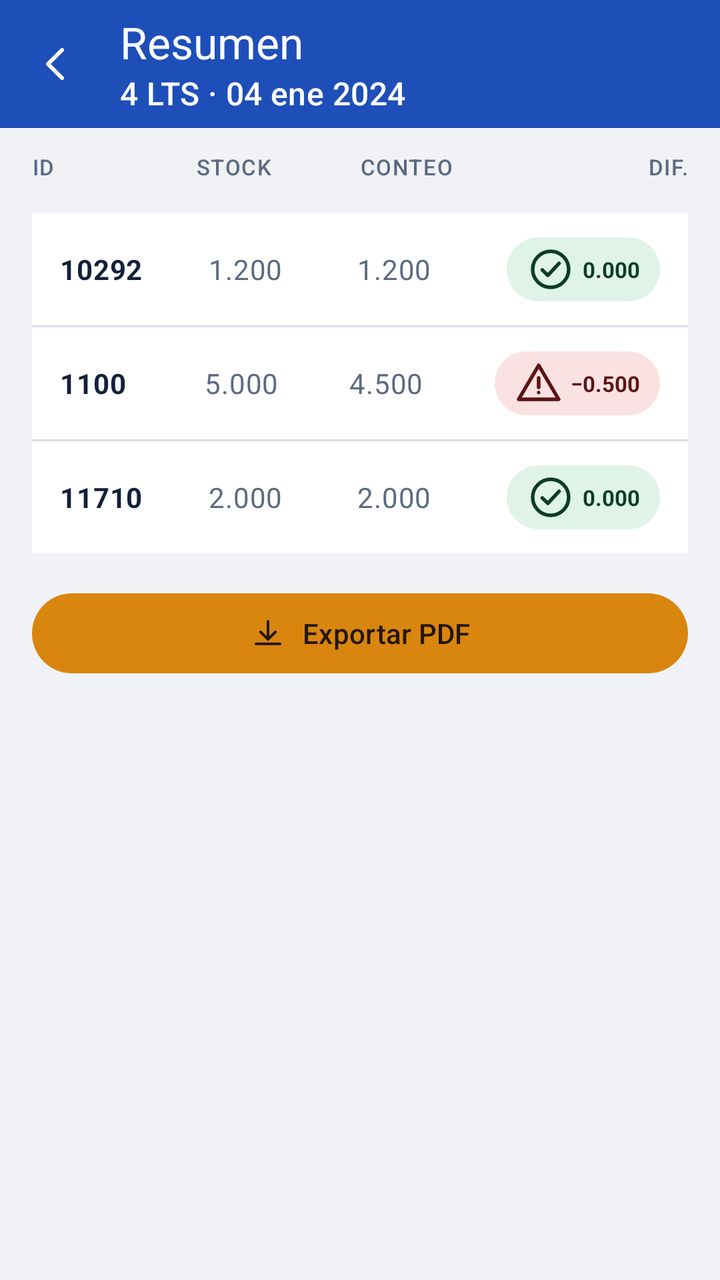
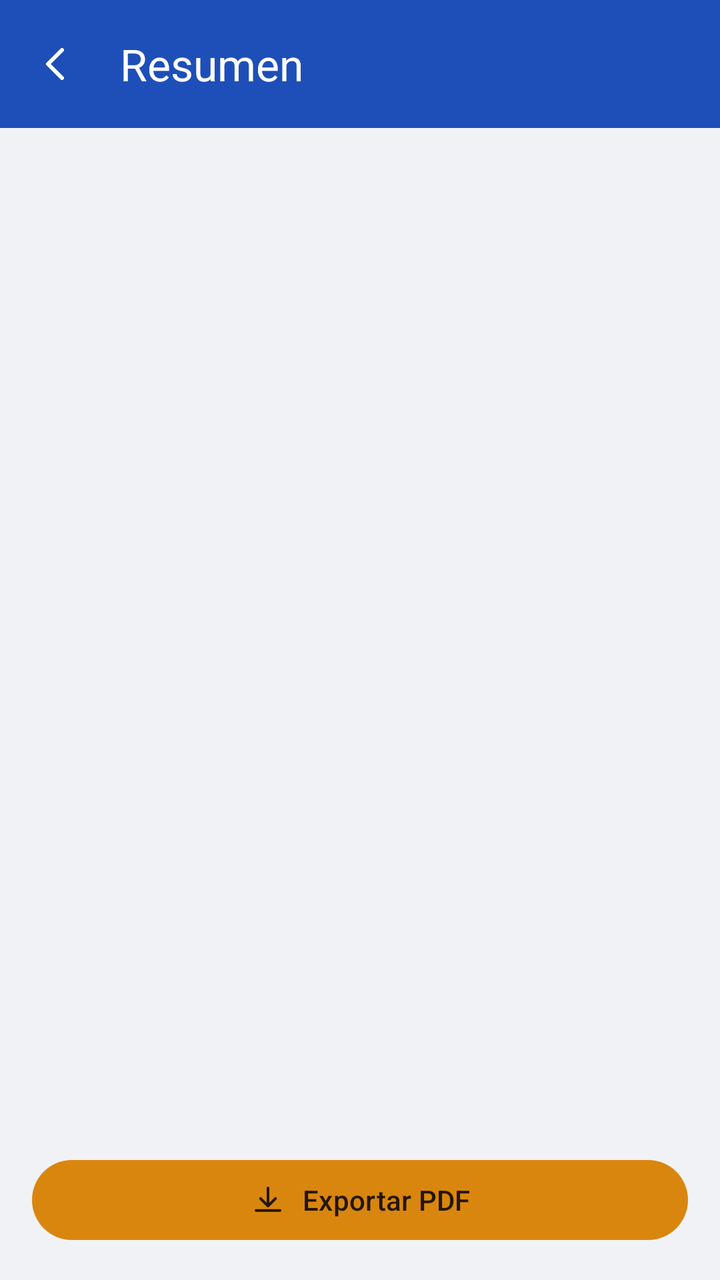

An Android layout rendered at two revisions. The XML below is the earlier revision; the diff shows what the commit changed to produce the second picture.
<!-- AndroidManifest.xml: application theme Theme.MyApplication -->
<!-- res/layout/activity_count_summary.xml -->
<?xml version="1.0" encoding="utf-8"?>
<LinearLayout xmlns:android="http://schemas.android.com/apk/res/android"
    xmlns:app="http://schemas.android.com/apk/res-auto"
    android:layout_width="match_parent"
    android:layout_height="match_parent"
    android:orientation="vertical"
    android:background="?android:attr/colorBackground">

    <com.google.android.material.appbar.MaterialToolbar
        style="@style/App.Toolbar"
        android:layout_width="match_parent"
        android:layout_height="?attr/actionBarSize"
        app:navigationIcon="@drawable/ic_back"
        app:navigationIconTint="?attr/colorOnPrimary"
        app:title="@string/count_summary_title"
        app:subtitle="4 LTS · 04 ene 2024" />

    <LinearLayout
        android:layout_width="match_parent"
        android:layout_height="wrap_content"
        android:orientation="horizontal"
        android:paddingHorizontal="16dp"
        android:paddingTop="12dp">
        <TextView style="@style/App.ListHeader" android:layout_width="0dp" android:layout_height="wrap_content" android:layout_weight="1" android:text="@string/count_summary_col_id" />
        <TextView style="@style/App.ListHeader" android:layout_width="0dp" android:layout_height="wrap_content" android:layout_weight="1" android:text="@string/count_summary_col_stock" />
        <TextView style="@style/App.ListHeader" android:layout_width="0dp" android:layout_height="wrap_content" android:layout_weight="1" android:text="@string/count_summary_col_count" />
        <TextView style="@style/App.ListHeader" android:layout_width="0dp" android:layout_height="wrap_content" android:layout_weight="1" android:text="@string/count_summary_col_diff" android:gravity="end" />
    </LinearLayout>

    <ScrollView
        android:layout_width="match_parent"
        android:layout_height="0dp"
        android:layout_weight="1">

        <LinearLayout
            android:layout_width="match_parent"
            android:layout_height="wrap_content"
            android:orientation="vertical"
            android:padding="16dp">

            <LinearLayout
                android:layout_width="match_parent"
                android:layout_height="wrap_content"
                android:orientation="vertical"
                android:background="@drawable/bg_field"
                android:divider="@drawable/divider_line"
                android:showDividers="middle">

                <LinearLayout style="@style/App.ListRow" android:layout_width="match_parent" android:layout_height="wrap_content">
                    <TextView style="@style/App.ListRow.Trail" android:layout_width="0dp" android:layout_height="wrap_content" android:layout_weight="1" android:textColor="?attr/colorOnSurface" android:textStyle="bold" android:text="10292" />
                    <TextView style="@style/App.ListRow.Trail" android:layout_width="0dp" android:layout_height="wrap_content" android:layout_weight="1" android:text="1.200" />
                    <TextView style="@style/App.ListRow.Trail" android:layout_width="0dp" android:layout_height="wrap_content" android:layout_weight="1" android:text="1.200" />
                    <TextView style="@style/App.Chip.Good" android:layout_width="wrap_content" android:layout_height="wrap_content" android:drawableStart="@drawable/ic_check" android:text="0.000" />
                </LinearLayout>

                <LinearLayout style="@style/App.ListRow" android:layout_width="match_parent" android:layout_height="wrap_content">
                    <TextView style="@style/App.ListRow.Trail" android:layout_width="0dp" android:layout_height="wrap_content" android:layout_weight="1" android:textColor="?attr/colorOnSurface" android:textStyle="bold" android:text="1100" />
                    <TextView style="@style/App.ListRow.Trail" android:layout_width="0dp" android:layout_height="wrap_content" android:layout_weight="1" android:text="5.000" />
                    <TextView style="@style/App.ListRow.Trail" android:layout_width="0dp" android:layout_height="wrap_content" android:layout_weight="1" android:text="4.500" />
                    <TextView style="@style/App.Chip.Warn" android:layout_width="wrap_content" android:layout_height="wrap_content" android:drawableStart="@drawable/ic_alert" android:text="−0.500" />
                </LinearLayout>

                <LinearLayout style="@style/App.ListRow" android:layout_width="match_parent" android:layout_height="wrap_content">
                    <TextView style="@style/App.ListRow.Trail" android:layout_width="0dp" android:layout_height="wrap_content" android:layout_weight="1" android:textColor="?attr/colorOnSurface" android:textStyle="bold" android:text="11710" />
                    <TextView style="@style/App.ListRow.Trail" android:layout_width="0dp" android:layout_height="wrap_content" android:layout_weight="1" android:text="2.000" />
                    <TextView style="@style/App.ListRow.Trail" android:layout_width="0dp" android:layout_height="wrap_content" android:layout_weight="1" android:text="2.000" />
                    <TextView style="@style/App.Chip.Good" android:layout_width="wrap_content" android:layout_height="wrap_content" android:drawableStart="@drawable/ic_check" android:text="0.000" />
                </LinearLayout>
            </LinearLayout>

            <com.google.android.material.button.MaterialButton
                style="@style/App.Button.Accent"
                android:layout_width="match_parent"
                android:layout_height="wrap_content"
                android:layout_marginTop="16dp"
                app:icon="@drawable/ic_download"
                app:iconGravity="textStart"
                android:text="@string/count_summary_export" />
        </LinearLayout>
    </ScrollView>
</LinearLayout>
<!-- resources referenced by this layout -->
<resources>
  <!-- drawable divider_line (drawable) -->
  <?xml version="1.0" encoding="utf-8"?>
  <shape xmlns:android="http://schemas.android.com/apk/res/android" android:shape="rectangle">
      <solid android:color="?attr/colorOutline" />
      <size android:height="1dp" />
  </shape>
  <!-- drawable ic_alert (drawable) -->
  <vector xmlns:android="http://schemas.android.com/apk/res/android"
      android:width="24dp" android:height="24dp"
      android:viewportWidth="24" android:viewportHeight="24">
      <path
          android:pathData="M12,3 L22,20 L2,20 Z"
          android:strokeColor="#000000"
          android:strokeWidth="1.8"
          android:strokeLineJoin="round"
          android:fillColor="#00000000" />
      <path
          android:pathData="M12,9.3 L12,14"
          android:strokeColor="#000000"
          android:strokeWidth="1.8"
          android:strokeLineCap="round"
          android:fillColor="#00000000" />
      <path
          android:pathData="M11.15,16.6 A0.85,0.85 0 1,1 12.85,16.6 A0.85,0.85 0 1,1 11.15,16.6 Z"
          android:fillColor="#000000" />
  </vector>
  <!-- drawable ic_check (drawable) -->
  <vector xmlns:android="http://schemas.android.com/apk/res/android"
      android:width="24dp" android:height="24dp"
      android:viewportWidth="24" android:viewportHeight="24">
      <path
          android:pathData="M3,12 A9,9 0 1,1 21,12 A9,9 0 1,1 3,12 Z"
          android:strokeColor="#000000"
          android:strokeWidth="1.8"
          android:fillColor="#00000000" />
      <path
          android:pathData="M7.8,12.3 L10.6,15 L16.2,9"
          android:strokeColor="#000000"
          android:strokeWidth="1.8"
          android:strokeLineCap="round"
          android:strokeLineJoin="round"
          android:fillColor="#00000000" />
  </vector>
  <string name="count_summary_col_id">Id</string>
  <style name="App.Chip.Good">
          <item name="android:background">@drawable/bg_chip_good</item>
          <item name="android:textColor">@color/app_onSuccessContainer</item>
          <item name="android:drawableTint">@color/app_onSuccessContainer</item>
      </style>
  <style name="App.Chip.Warn">
          <item name="android:background">@drawable/bg_chip_warn</item>
          <item name="android:textColor">?attr/colorOnErrorContainer</item>
          <item name="android:drawableTint">?attr/colorOnErrorContainer</item>
      </style>
  <style name="App.ListRow" parent="">
          <item name="android:orientation">horizontal</item>
          <item name="android:gravity">center_vertical</item>
          <item name="android:paddingHorizontal">14dp</item>
          <item name="android:paddingVertical">12dp</item>
          <item name="android:background">?attr/colorSurface</item>
      </style>
  <style name="App.ListRow.Trail" parent="TextAppearance.Material3.BodyMedium">
          <item name="android:textColor">?attr/colorOnSurfaceVariant</item>
          <item name="android:fontFamily">monospace</item>
      </style>
  <!-- drawable bg_chip_good (drawable) -->
  <?xml version="1.0" encoding="utf-8"?>
  <shape xmlns:android="http://schemas.android.com/apk/res/android" android:shape="rectangle">
      <solid android:color="@color/app_successContainer" />
      <corners android:radius="100dp" />
  </shape>
  <color name="app_onSuccessContainer">#0C3D22</color>
  <!-- drawable bg_chip_warn (drawable) -->
  <?xml version="1.0" encoding="utf-8"?>
  <shape xmlns:android="http://schemas.android.com/apk/res/android" android:shape="rectangle">
      <solid android:color="?attr/colorErrorContainer" />
      <corners android:radius="100dp" />
  </shape>
  <color name="app_successContainer">#DFF3E8</color>
  <color name="md_theme_primary">#1E4FB8</color>
  <color name="md_theme_onPrimary">#FFFFFF</color>
  <color name="md_theme_tertiary">#D9860F</color>
  <color name="md_theme_error">#C43B3B</color>
  <color name="md_theme_onError">#FFFFFF</color>
  <color name="md_theme_background">#F1F2F5</color>
  <color name="md_theme_surface">#FFFFFF</color>
  <color name="md_theme_onSurface">#14203A</color>
  <color name="md_theme_outline">#D8DCE4</color>
  <!-- unchanged entries left out for length: 23 -->
</resources>

<!-- the commit's change to res/layout/activity_count_summary.xml (unified diff, before → after) -->
@@ -7,75 +7,132 @@
     android:background="?android:attr/colorBackground">
 
     <com.google.android.material.appbar.MaterialToolbar
+        android:id="@+id/toolbar"
         style="@style/App.Toolbar"
         android:layout_width="match_parent"
         android:layout_height="?attr/actionBarSize"
         app:navigationIcon="@drawable/ic_back"
         app:navigationIconTint="?attr/colorOnPrimary"
-        app:title="@string/count_summary_title"
-        app:subtitle="4 LTS · 04 ene 2024" />
+        app:title="@string/count_summary_title" />
+
+    <FrameLayout
+        android:layout_width="match_parent"
+        android:layout_height="0dp"
+        android:layout_weight="1">
+
+        <LinearLayout
+            android:id="@+id/contentContainer"
+            android:layout_width="match_parent"
+            android:layout_height="match_parent"
+            android:orientation="vertical"
+            android:paddingHorizontal="16dp"
+            android:paddingTop="12dp"
+            android:visibility="gone">
+
+            <LinearLayout
+                android:layout_width="match_parent"
+                android:layout_height="wrap_content"
+                android:orientation="horizontal">
+                <TextView style="@style/App.ListHeader" android:layout_width="0dp" android:layout_height="wrap_content" android:layout_weight="1" android:text="@string/count_summary_col_id" />
+                <TextView style="@style/App.ListHeader" android:layout_width="0dp" android:layout_height="wrap_content" android:layout_weight="1" android:text="@string/count_summary_col_stock" />
+                <TextView style="@style/App.ListHeader" android:layout_width="0dp" android:layout_height="wrap_content" android:layout_weight="1" android:text="@string/count_summary_col_count" />
+                <TextView style="@style/App.ListHeader" android:layout_width="wrap_content" android:layout_height="wrap_content" android:text="@string/count_summary_col_diff" />
+            </LinearLayout>
+
+            <FrameLayout
+                android:layout_width="match_parent"
+                android:layout_height="0dp"
+                android:layout_weight="1"
+                android:layout_marginTop="6dp">
+
+                <androidx.recyclerview.widget.RecyclerView
+                    android:id="@+id/recyclerSummary"
+                    android:layout_width="match_parent"
+                    android:layout_height="match_parent"
+                    android:background="@drawable/bg_field"
+                    android:clipToPadding="false"
+                    android:paddingBottom="8dp" />
+
+                <TextView
+                    android:id="@+id/tvSummaryEmpty"
+                    android:layout_width="match_parent"
+                    android:layout_height="wrap_content"
+                    android:layout_gravity="center"
+                    android:gravity="center"
+                    android:padding="16dp"
+                    android:text="@string/count_summary_empty"
+                    android:textAppearance="?attr/textAppearanceBodySmall"
+                    android:textColor="?attr/colorOnSurfaceVariant"
+                    android:visibility="gone" />
+            </FrameLayout>
+
+            <ProgressBar
+                android:id="@+id/progressLoadMore"
+                style="?android:attr/progressBarStyleSmall"
+                android:layout_width="wrap_content"
+                android:layout_height="wrap_content"
+                android:layout_gravity="center"
+                android:layout_marginVertical="8dp"
+                android:visibility="gone" />
+        </LinearLayout>
+
+        <ProgressBar
+            android:id="@+id/progressLoad"
+            android:layout_width="wrap_content"
+            android:layout_height="wrap_content"
+            android:layout_gravity="center" />
+
+        <LinearLayout
+            android:id="@+id/errorState"
+            android:layout_width="match_parent"
+            android:layout_height="wrap_content"
+            android:layout_gravity="center"
+            android:orientation="vertical"
+            android:gravity="center"
+            android:padding="32dp"
+            android:visibility="gone">
+
+            <TextView
+                android:id="@+id/tvErrorMessage"
+                android:layout_width="wrap_content"
+                android:layout_height="wrap_content"
+                android:gravity="center"
+                android:text="@string/count_summary_load_error"
+                android:textAppearance="?attr/textAppearanceBodyMedium"
+                android:textColor="?attr/colorOnSurfaceVariant" />
+
+            <com.google.android.material.button.MaterialButton
+                android:id="@+id/btnRetryLoad"
+                style="@style/App.Button.Ghost"
+                android:layout_width="wrap_content"
+                android:layout_height="wrap_content"
+                android:layout_marginTop="14dp"
+                android:text="@string/inventories_retry" />
+        </LinearLayout>
+    </FrameLayout>
 
     <LinearLayout
         android:layout_width="match_parent"
         android:layout_height="wrap_content"
         android:orientation="horizontal"
-        android:paddingHorizontal="16dp"
-        android:paddingTop="12dp">
-        <TextView style="@style/App.ListHeader" android:layout_width="0dp" android:layout_height="wrap_content" android:layout_weight="1" android:text="@string/count_summary_col_id" />
-        <TextView style="@style/App.ListHeader" android:layout_width="0dp" android:layout_height="wrap_content" android:layout_weight="1" android:text="@string/count_summary_col_stock" />
-        <TextView style="@style/App.ListHeader" android:layout_width="0dp" android:layout_height="wrap_content" android:layout_weight="1" android:text="@string/count_summary_col_count" />
-        <TextView style="@style/App.ListHeader" android:layout_width="0dp" android:layout_height="wrap_content" android:layout_weight="1" android:text="@string/count_summary_col_diff" android:gravity="end" />
+        android:gravity="center_vertical"
+        android:layout_margin="16dp">
+
+        <com.google.android.material.button.MaterialButton
+            android:id="@+id/btnExport"
+            style="@style/App.Button.Accent"
+            android:layout_width="0dp"
+            android:layout_height="wrap_content"
+            android:layout_weight="1"
+            app:icon="@drawable/ic_download"
+            app:iconGravity="textStart"
+            android:text="@string/count_summary_export" />
+
+        <ProgressBar
+            android:id="@+id/progressExport"
+            android:layout_width="20dp"
+            android:layout_height="20dp"
+            android:layout_marginStart="12dp"
+            android:visibility="gone" />
     </LinearLayout>
-
-    <ScrollView
-        android:layout_width="match_parent"
-        android:layout_height="0dp"
-        android:layout_weight="1">
-
-        <LinearLayout
-            android:layout_width="match_parent"
-            android:layout_height="wrap_content"
-            android:orientation="vertical"
-            android:padding="16dp">
-
-            <LinearLayout
-                android:layout_width="match_parent"
-                android:layout_height="wrap_content"
-                android:orientation="vertical"
-                android:background="@drawable/bg_field"
-                android:divider="@drawable/divider_line"
-                android:showDividers="middle">
-
-                <LinearLayout style="@style/App.ListRow" android:layout_width="match_parent" android:layout_height="wrap_content">
-                    <TextView style="@style/App.ListRow.Trail" android:layout_width="0dp" android:layout_height="wrap_content" android:layout_weight="1" android:textColor="?attr/colorOnSurface" android:textStyle="bold" android:text="10292" />
-                    <TextView style="@style/App.ListRow.Trail" android:layout_width="0dp" android:layout_height="wrap_content" android:layout_weight="1" android:text="1.200" />
-                    <TextView style="@style/App.ListRow.Trail" android:layout_width="0dp" android:layout_height="wrap_content" android:layout_weight="1" android:text="1.200" />
-                    <TextView style="@style/App.Chip.Good" android:layout_width="wrap_content" android:layout_height="wrap_content" android:drawableStart="@drawable/ic_check" android:text="0.000" />
-                </LinearLayout>
-
-                <LinearLayout style="@style/App.ListRow" android:layout_width="match_parent" android:layout_height="wrap_content">
-                    <TextView style="@style/App.ListRow.Trail" android:layout_width="0dp" android:layout_height="wrap_content" android:layout_weight="1" android:textColor="?attr/colorOnSurface" android:textStyle="bold" android:text="1100" />
-                    <TextView style="@style/App.ListRow.Trail" android:layout_width="0dp" android:layout_height="wrap_content" android:layout_weight="1" android:text="5.000" />
-                    <TextView style="@style/App.ListRow.Trail" android:layout_width="0dp" android:layout_height="wrap_content" android:layout_weight="1" android:text="4.500" />
-                    <TextView style="@style/App.Chip.Warn" android:layout_width="wrap_content" android:layout_height="wrap_content" android:drawableStart="@drawable/ic_alert" android:text="−0.500" />
-                </LinearLayout>
-
-                <LinearLayout style="@style/App.ListRow" android:layout_width="match_parent" android:layout_height="wrap_content">
-                    <TextView style="@style/App.ListRow.Trail" android:layout_width="0dp" android:layout_height="wrap_content" android:layout_weight="1" android:textColor="?attr/colorOnSurface" android:textStyle="bold" android:text="11710" />
-                    <TextView style="@style/App.ListRow.Trail" android:layout_width="0dp" android:layout_height="wrap_content" android:layout_weight="1" android:text="2.000" />
-                    <TextView style="@style/App.ListRow.Trail" android:layout_width="0dp" android:layout_height="wrap_content" android:layout_weight="1" android:text="2.000" />
-                    <TextView style="@style/App.Chip.Good" android:layout_width="wrap_content" android:layout_height="wrap_content" android:drawableStart="@drawable/ic_check" android:text="0.000" />
-                </LinearLayout>
-            </LinearLayout>
-
-            <com.google.android.material.button.MaterialButton
-                style="@style/App.Button.Accent"
-                android:layout_width="match_parent"
-                android:layout_height="wrap_content"
-                android:layout_marginTop="16dp"
-                app:icon="@drawable/ic_download"
-                app:iconGravity="textStart"
-                android:text="@string/count_summary_export" />
-        </LinearLayout>
-    </ScrollView>
 </LinearLayout>
<!-- resource entries referenced after the edit -->
@@ -1,84 +1,10 @@
 <!-- resources referenced by this layout -->
 <resources>
-  <!-- drawable divider_line (drawable) -->
-  <?xml version="1.0" encoding="utf-8"?>
-  <shape xmlns:android="http://schemas.android.com/apk/res/android" android:shape="rectangle">
-      <solid android:color="?attr/colorOutline" />
-      <size android:height="1dp" />
-  </shape>
-  <!-- drawable ic_alert (drawable) -->
-  <vector xmlns:android="http://schemas.android.com/apk/res/android"
-      android:width="24dp" android:height="24dp"
-      android:viewportWidth="24" android:viewportHeight="24">
-      <path
-          android:pathData="M12,3 L22,20 L2,20 Z"
-          android:strokeColor="#000000"
-          android:strokeWidth="1.8"
-          android:strokeLineJoin="round"
-          android:fillColor="#00000000" />
-      <path
-          android:pathData="M12,9.3 L12,14"
-          android:strokeColor="#000000"
-          android:strokeWidth="1.8"
-          android:strokeLineCap="round"
-          android:fillColor="#00000000" />
-      <path
-          android:pathData="M11.15,16.6 A0.85,0.85 0 1,1 12.85,16.6 A0.85,0.85 0 1,1 11.15,16.6 Z"
-          android:fillColor="#000000" />
-  </vector>
-  <!-- drawable ic_check (drawable) -->
-  <vector xmlns:android="http://schemas.android.com/apk/res/android"
-      android:width="24dp" android:height="24dp"
-      android:viewportWidth="24" android:viewportHeight="24">
-      <path
-          android:pathData="M3,12 A9,9 0 1,1 21,12 A9,9 0 1,1 3,12 Z"
-          android:strokeColor="#000000"
-          android:strokeWidth="1.8"
-          android:fillColor="#00000000" />
-      <path
-          android:pathData="M7.8,12.3 L10.6,15 L16.2,9"
-          android:strokeColor="#000000"
-          android:strokeWidth="1.8"
-          android:strokeLineCap="round"
-          android:strokeLineJoin="round"
-          android:fillColor="#00000000" />
-  </vector>
   <string name="count_summary_col_id">Id</string>
-  <style name="App.Chip.Good">
-          <item name="android:background">@drawable/bg_chip_good</item>
-          <item name="android:textColor">@color/app_onSuccessContainer</item>
-          <item name="android:drawableTint">@color/app_onSuccessContainer</item>
-      </style>
-  <style name="App.Chip.Warn">
-          <item name="android:background">@drawable/bg_chip_warn</item>
-          <item name="android:textColor">?attr/colorOnErrorContainer</item>
-          <item name="android:drawableTint">?attr/colorOnErrorContainer</item>
-      </style>
-  <style name="App.ListRow" parent="">
-          <item name="android:orientation">horizontal</item>
-          <item name="android:gravity">center_vertical</item>
-          <item name="android:paddingHorizontal">14dp</item>
-          <item name="android:paddingVertical">12dp</item>
-          <item name="android:background">?attr/colorSurface</item>
-      </style>
-  <style name="App.ListRow.Trail" parent="TextAppearance.Material3.BodyMedium">
-          <item name="android:textColor">?attr/colorOnSurfaceVariant</item>
-          <item name="android:fontFamily">monospace</item>
-      </style>
-  <!-- drawable bg_chip_good (drawable) -->
-  <?xml version="1.0" encoding="utf-8"?>
-  <shape xmlns:android="http://schemas.android.com/apk/res/android" android:shape="rectangle">
-      <solid android:color="@color/app_successContainer" />
-      <corners android:radius="100dp" />
-  </shape>
-  <color name="app_onSuccessContainer">#0C3D22</color>
-  <!-- drawable bg_chip_warn (drawable) -->
-  <?xml version="1.0" encoding="utf-8"?>
-  <shape xmlns:android="http://schemas.android.com/apk/res/android" android:shape="rectangle">
-      <solid android:color="?attr/colorErrorContainer" />
-      <corners android:radius="100dp" />
-  </shape>
-  <color name="app_successContainer">#DFF3E8</color>
+  <string name="count_summary_empty">Todavía no hay conteos registrados</string>
+  <string name="count_summary_load_error">No fue posible cargar el resumen del inventario</string>
+  <string name="inventories_retry">Reintentar</string>
+  <style name="App.Button.Ghost" parent="Widget.Material3.Button.OutlinedButton" />
   <color name="md_theme_primary">#1E4FB8</color>
   <color name="md_theme_onPrimary">#FFFFFF</color>
   <color name="md_theme_tertiary">#D9860F</color>
